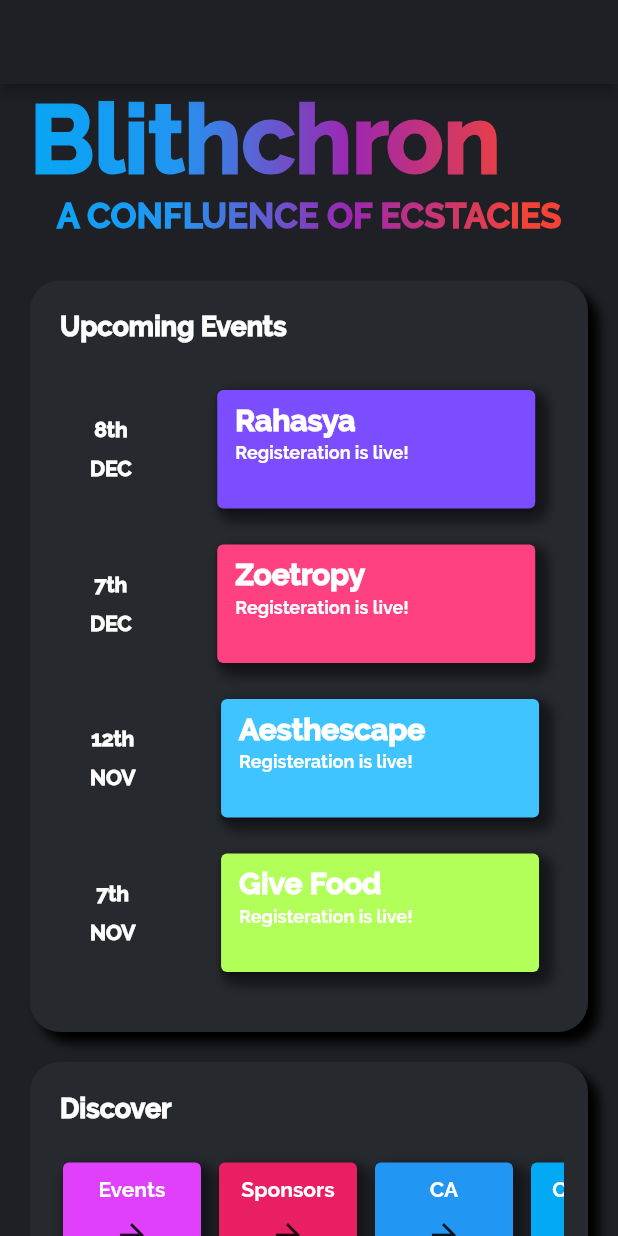
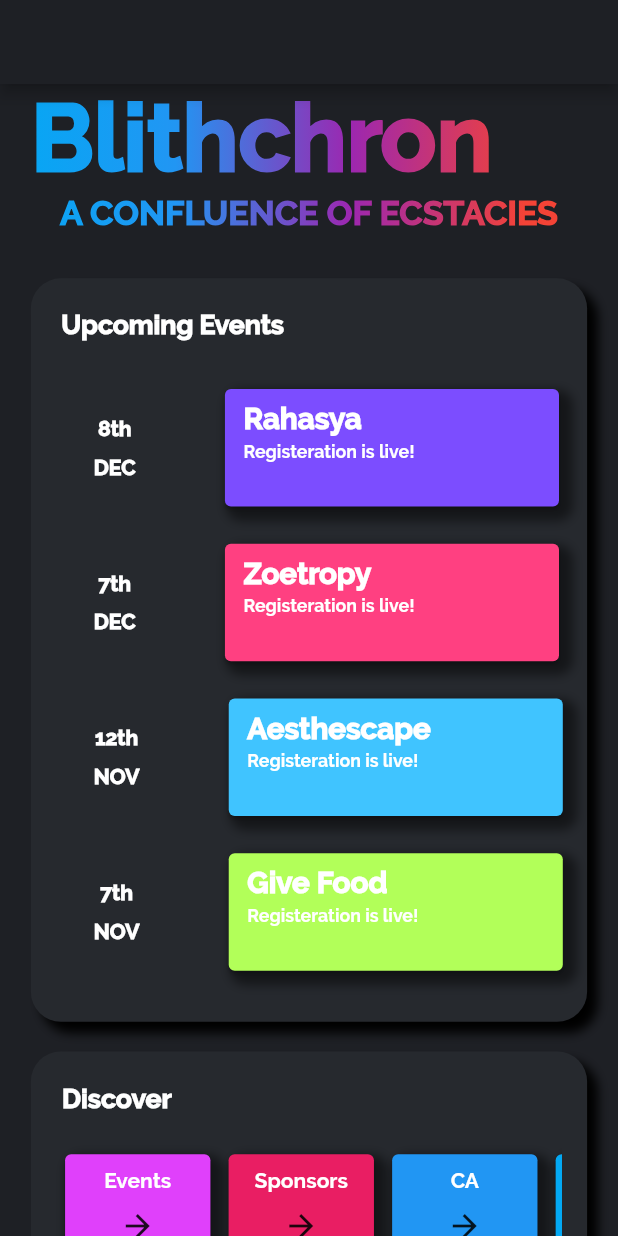
Before and after one commit to GautamV234/Blithchron, a Flutter app: the screen it shows after launch, on a phone screen of 412 x 824 dp. Run offline on Flutter 3.47's test engine with Material 2 defaults, Android fonts, the phone set to English and light mode, and no system bars.

Commit message:
Responsive_homeScreen1

```diff
--- a/lib/Screens/HomeScreen.dart
+++ b/lib/Screens/HomeScreen.dart
@@ -49,6 +49,15 @@ class HomeScreen extends StatelessWidget {
         'route': 'None',
       },
     ];
+
+    //responsive media query
+    final data = MediaQuery.of(context);
+    print(data.size);
+
+    double _screenHeight = data.size.height;
+    double _screenWidth = data.size.width;
+    /////////////////////////
+
     return Scaffold(
       backgroundColor: Color(0xff1e2025),
 
@@ -81,14 +90,17 @@ class HomeScreen extends StatelessWidget {
               // ),
 
               Padding(
-                padding: const EdgeInsets.fromLTRB(20.0, 0.0, 0.0, 0.0),
+                padding:
+                    EdgeInsets.fromLTRB(_screenWidth * 0.05, 0.0, 0.0, 0.0),
+                // padding: const EdgeInsets.fromLTRB(20.0, 0.0, 0.0, 0.0),
                 child: Align(
                   alignment: Alignment.centerLeft,
                   child: Text(
                     /// Set some gradient to match the color of text with the poster ///
                     'Blithchron',
                     style: TextStyle(
-                      fontSize: 63, // TODO: Change size according to screensize
+                      fontSize: _screenHeight * 0.075,
+                      // fontSize: 63, // TODO: Change size according to screensize
                       fontWeight: FontWeight.w900,
                       foreground: Paint()..shader = linearGradientTitle,
                     ),
@@ -101,20 +113,24 @@ class HomeScreen extends StatelessWidget {
                   /// Set some gradient to match the color of text with the poster ///
                   'A CONFLUENCE OF ECSTACIES',
                   style: TextStyle(
-                    fontSize: 23, // TODO: Change size according to screensize
+                    fontSize: _screenHeight * 0.02754,
+                    // fontSize: 23, // TODO: Change size according to screensize
                     fontWeight: FontWeight.w900,
                     foreground: Paint()..shader = linearGradientTitle,
                   ),
                 ),
               ),
               SizedBox(
-                height: 30,
+                height: _screenHeight * 0.0359,
+                // height: 30,
 
                 /// make this responsive for all screen sizes
               ),
               Padding(
+                padding: EdgeInsets.fromLTRB(
+                    _screenWidth * 0.05, 0.0, _screenWidth * 0.05, 0.0),
                 // TODO: width needs to be changed according to screen size
-                padding: const EdgeInsets.fromLTRB(20.0, 0.0, 20.0, 0.0),
+                // padding: const EdgeInsets.fromLTRB(20.0, 0.0, 20.0, 0.0),
                 child: Center(
                   child: Container(
                     /// add all the shadow as there in the design
@@ -136,17 +152,20 @@ class HomeScreen extends StatelessWidget {
                     child: Column(
                       children: [
                         Padding(
-                          padding: const EdgeInsets.all(8.0),
+                          padding: EdgeInsets.all(_screenHeight * 0.0095),
+                          // padding: const EdgeInsets.all(8.0),
                           child: Row(
                             mainAxisAlignment: MainAxisAlignment.start,
                             children: [
                               Padding(
-                                padding: const EdgeInsets.all(12.0),
+                                padding: EdgeInsets.all(_screenWidth * 0.03),
+                                // padding: const EdgeInsets.all(12.0),
                                 child: Text(
                                   'Upcoming Events',
                                   style: TextStyle(
                                       color: Colors.white,
-                                      fontSize: 18,
+                                      fontSize: _screenHeight * 0.0215,
+                                      // fontSize: 18,
                                       fontWeight: FontWeight.w900),
                                 ),
                               ),
@@ -156,7 +175,8 @@ class HomeScreen extends StatelessWidget {
                         Container(
                           /// Height will be fixed, but a different value than 440
                           /// according to height and width of list item
-                          height: 440,
+                          // height: 440,
+                          height: _screenHeight * 0.527,
                           child: ListView.builder(
                             /// @Gautam this doesn't need to be a scrolling list,
                             /// can we make it a static one? It's affecting the
@@ -181,10 +201,13 @@ class HomeScreen extends StatelessWidget {
                 ),
               ),
               SizedBox(
-                height: 20,
+                // height: 20,
+                height: _screenHeight * 0.02395,
               ),
               Padding(
-                padding: const EdgeInsets.fromLTRB(20.0, 0.0, 20.0, 0.0),
+                padding: EdgeInsets.fromLTRB(
+                    _screenWidth * 0.05, 0.0, _screenWidth * 0.05, 0.0),
+                // padding: const EdgeInsets.fromLTRB(20.0, 0.0, 20.0, 0.0),
                 child: Center(
                   child: Container(
                     decoration: BoxDecoration(
@@ -202,7 +225,8 @@ class HomeScreen extends StatelessWidget {
                     ),
                     // color: Colors.black,
                     child: Padding(
-                      padding: const EdgeInsets.all(8.0),
+                      padding: EdgeInsets.all(_screenWidth * 0.0203),
+                      // padding: const EdgeInsets.all(8.0),
                       child: Column(
                         children: [
                           Container(
@@ -210,19 +234,24 @@ class HomeScreen extends StatelessWidget {
                               crossAxisAlignment: CrossAxisAlignment.start,
                               children: [
                                 Padding(
-                                  padding: const EdgeInsets.all(12.0),
+                                  padding: EdgeInsets.all(_screenWidth * 0.03),
+                                  // padding: const EdgeInsets.all(12.0),
                                   child: Text(
                                     'Discover',
                                     style: TextStyle(
                                         color: Colors.white,
-                                        fontSize: 18,
+                                        fontSize: _screenHeight * 0.0215,
+                                        // fontSize: 18,
                                         fontWeight: FontWeight.w900),
                                   ),
                                 ),
                                 Padding(
-                                  padding: const EdgeInsets.all(8.0),
+                                  padding:
+                                      EdgeInsets.all(_screenWidth * 0.0203),
+                                  // padding: const EdgeInsets.all(8.0),
                                   child: Container(
-                                    height: 100,
+                                    height: _screenHeight * 0.1198,
+                                    // height: 100,
                                     child: ListView.builder(
                                       scrollDirection: Axis.horizontal,
                                       itemCount: bottomScrollingList.length,
@@ -230,9 +259,12 @@ class HomeScreen extends StatelessWidget {
                                         return InkWell(
                                           onTap: () {},
                                           child: Padding(
-                                            padding: const EdgeInsets.all(2.0),
+                                            padding: EdgeInsets.all(
+                                                _screenWidth * 0.005),
+                                            // padding: const EdgeInsets.all(2.0),
                                             child: Container(
-                                              width: 100,
+                                              width: _screenWidth * 0.2546,
+                                              // width: 100,
                                               decoration: BoxDecoration(
                                                 // color: Color(0x77000000),
                                                 borderRadius: BorderRadius.all(
@@ -254,7 +286,10 @@ class HomeScreen extends StatelessWidget {
                                                     child: Column(
                                                       children: [
                                                         SizedBox(
-                                                          height: 10,
+                                                          height:
+                                                              _screenHeight *
+                                                                  0.01198,
+                                                          // height: 10,
                                                         ),
                                                         Text(
                                                           bottomScrollingList[i]
@@ -266,7 +301,10 @@ class HomeScreen extends StatelessWidget {
                                                           ),
                                                         ),
                                                         SizedBox(
-                                                          height: 10,
+                                                          height:
+                                                              _screenHeight *
+                                                                  0.01198,
+                                                          // height: 10,
                                                         ),
                                                         Icon(
                                                           Icons
--- a/lib/Widgets/HomeScreenItem.dart
+++ b/lib/Widgets/HomeScreenItem.dart
@@ -18,6 +18,14 @@ class HomeScreenItem extends StatelessWidget {
   });
   @override
   Widget build(BuildContext context) {
+    //responsive media query
+    final data = MediaQuery.of(context);
+    print(data.size);
+
+    double _screenHeight = data.size.height;
+    double _screenWidth = data.size.width;
+    /////////////////////////
+
     return InkWell(
       onTap: () {
         if (routeName != 'None') {
@@ -28,7 +36,8 @@ class HomeScreenItem extends StatelessWidget {
         mainAxisAlignment: MainAxisAlignment.start,
         children: [
           SizedBox(
-            width: 40,
+            width: _screenWidth * 0.1018,
+            // width: 40,
           ),
           Column(
             children: [
@@ -40,7 +49,8 @@ class HomeScreenItem extends StatelessWidget {
                 ),
               ),
               SizedBox(
-                height: 10,
+                height: _screenHeight * 0.01198,
+                // height: 10,
               ),
               Text(
                 this.dateMonth,
@@ -52,12 +62,15 @@ class HomeScreenItem extends StatelessWidget {
             ],
           ),
           SizedBox(
-            width: 45,
+            width: _screenWidth * 0.11459,
+            // width: 45,
           ),
           Padding(
-            padding: const EdgeInsets.all(8.0),
+            padding: EdgeInsets.all(_screenWidth * 0.0203),
+            // padding: const EdgeInsets.all(8.0),
             child: Container(
-              width: 220, // TODO: Change width according to screen size
+              width: _screenWidth * 0.56,
+              // width: 220, // TODO: Change width according to screen size
               decoration: BoxDecoration(
                 borderRadius: BorderRadius.all(
                   Radius.circular(10.0),
@@ -73,7 +86,9 @@ class HomeScreenItem extends StatelessWidget {
               child: Card(
                 color: colorOfCard,
                 child: Padding(
-                  padding: const EdgeInsets.fromLTRB(12.0, 8.0, 0.0, 0.0),
+                  padding: EdgeInsets.fromLTRB(
+                      _screenWidth * 0.03, _screenHeight * 0.00958, 0.0, 0.0),
+                  // padding: const EdgeInsets.fromLTRB(12.0, 8.0, 0.0, 0.0),
                   child: Column(
                     children: [
                       Align(
@@ -84,12 +99,14 @@ class HomeScreenItem extends StatelessWidget {
                             fontFamily: 'Raleway',
                             color: Colors.white,
                             fontWeight: FontWeight.w900,
-                            fontSize: 20,
+                            fontSize: _screenHeight * 0.0239,
+                            // fontSize: 20,
                           ),
                         ),
                       ),
                       SizedBox(
-                        height: 4,
+                        height: _screenHeight * 0.00479,
+                        // height: 4,
                       ),
                       Align(
                         alignment: Alignment.centerLeft,
@@ -98,12 +115,14 @@ class HomeScreenItem extends StatelessWidget {
                           style: TextStyle(
                             fontFamily: 'Raleway',
                             color: Colors.white,
-                            fontSize: 12,
+                            fontSize: _screenHeight * 0.01437,
+                            // fontSize: 12,
                           ),
                         ),
                       ),
                       SizedBox(
-                        height: 30,
+                        height: _screenHeight * 0.0359,
+                        // height: 30,
                       ),
                     ],
                   ),
--- a/lib/main.dart
+++ b/lib/main.dart
@@ -19,6 +19,7 @@ class MyApp extends StatelessWidget {
         )
       ],
       child: MaterialApp(
+        debugShowCheckedModeBanner: false,
         title: 'Flutter Demo',
         theme: ThemeData(
           visualDensity: VisualDensity.adaptivePlatformDensity,
```
